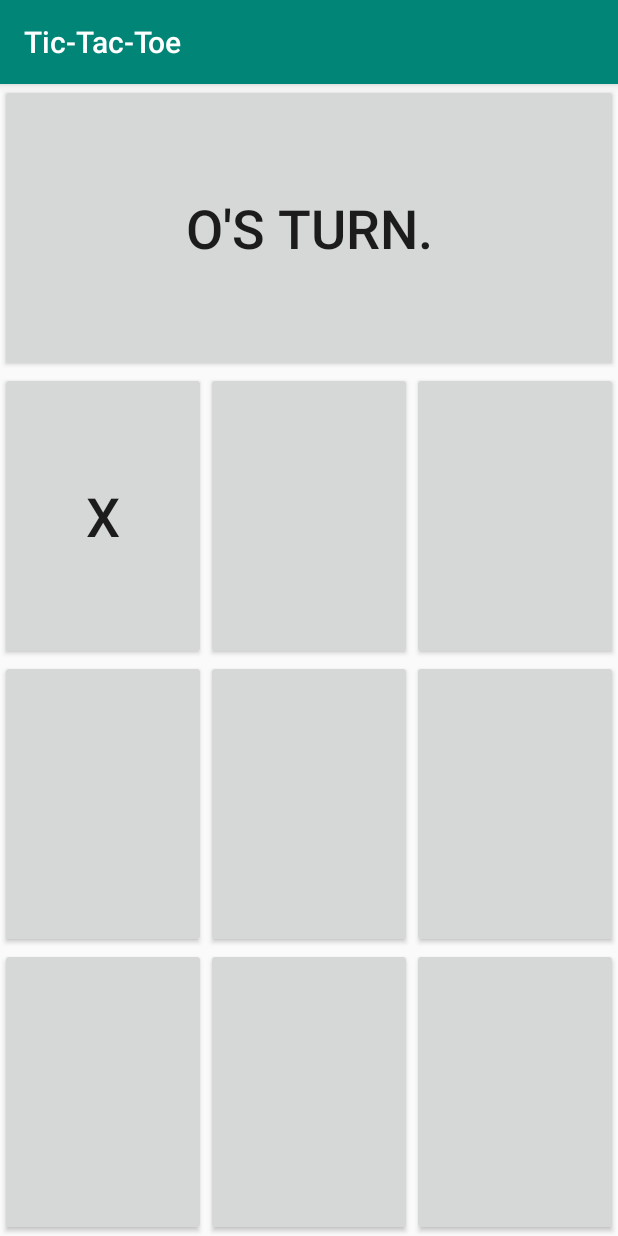
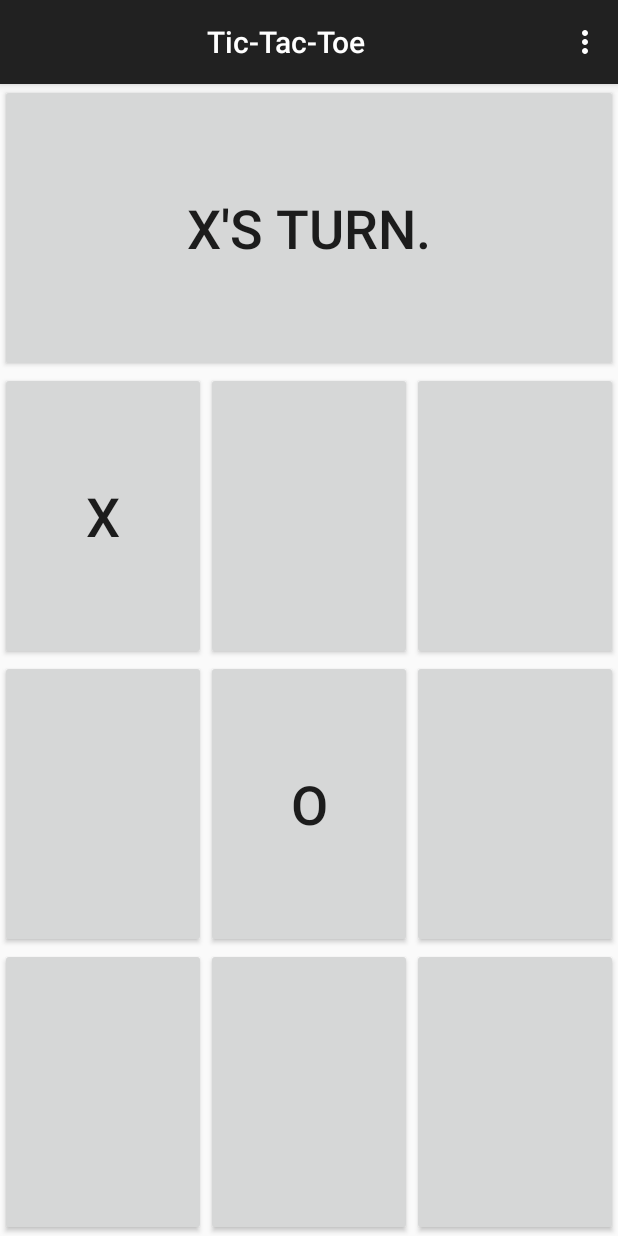
Before and after one commit to tal985/Tic-Tac-Toe, an Android app: the screen it shows after launch (MainActivity), after a tap on an icon or button, on a phone screen of 412 x 824 dp. Run offline under Robolectric (Android 15) with nearby library versions, the phone set to English and light mode, and no system bars; 2 other taps on this screen came first.

```diff
--- a/app/build.gradle
+++ b/app/build.gradle
@@ -4,7 +4,7 @@ android {
     compileSdkVersion 28
     defaultConfig {
         applicationId "com.lpl.tuan.tic_tac_toe"
-        minSdkVersion 15
+        minSdkVersion 21
         targetSdkVersion 28
         versionCode 1
         versionName "1.0"
--- a/app/src/main/AndroidManifest.xml
+++ b/app/src/main/AndroidManifest.xml
@@ -8,7 +8,7 @@
         android:label="@string/app_name"
         android:roundIcon="@mipmap/ic_launcher_round"
         android:supportsRtl="true"
-        android:theme="@style/AppTheme">
+        android:theme="@style/Theme.AppCompat.DayNight.DarkActionBar">
         <activity android:name=".MainActivity">
             <intent-filter>
                 <action android:name="android.intent.action.MAIN" />
--- a/app/src/main/java/com/lpl/tuan/tic_tac_toe/MainActivity.java
+++ b/app/src/main/java/com/lpl/tuan/tic_tac_toe/MainActivity.java
@@ -1,28 +1,68 @@
 package com.lpl.tuan.tic_tac_toe;
 
+import android.content.DialogInterface;
+import android.support.v7.app.ActionBar;
+import android.support.v7.app.AlertDialog;
 import android.support.v7.app.AppCompatActivity;
 import android.os.Bundle;
+import android.support.v7.widget.AppCompatTextView;
+import android.view.Menu;
+import android.view.MenuInflater;
+import android.view.MenuItem;
 import android.view.View;
+import android.view.ViewGroup;
 import android.widget.Button;
 import android.widget.LinearLayout;
+import android.widget.Toast;
+import android.widget.Toolbar;
+
+import java.util.ArrayList;
 
 public class MainActivity extends AppCompatActivity implements View.OnClickListener
 {
     private boolean modeMode = true, isX = true, end = false;
     private Button display, display2;
-    private int count = 1;
-    private String firstMove, winner;
+    private Button[][] buttons = new Button[3][3];
+    //stage 0 = singleplayer, stage 2 = multiplayer
+    private int stage = 0;
     private LinearLayout top, mid, bot;
-    private String[][] ttt = new String[3][3];
+    private SinglePlayerLogic spl = new SinglePlayerLogic();
 
     @Override
     protected void onCreate(Bundle savedInstanceState)
     {
         super.onCreate(savedInstanceState);
         setContentView(R.layout.activity_main);
+        centerTitle();
         initObjects();
     }
 
+    @Override
+    public boolean onCreateOptionsMenu(Menu menu)
+    {
+        MenuInflater inflater = getMenuInflater();
+        inflater.inflate(R.menu.menu, menu);
+        return true;
+    }
+
+    @Override
+    public boolean onOptionsItemSelected(MenuItem item)
+    {
+        switch(item.getItemId())
+        {
+            case R.id.Reset:
+                resetGame();
+                return true;
+            case R.id.About:
+                new AlertDialog.Builder(this).setMessage("The only winning move is not to play").show();
+                return true;
+            case R.id.Quit:
+                finishAndRemoveTask();
+                return true;
+            default:
+                return super.onOptionsItemSelected(item);
+        }
+    }
 
     @Override
     public void onClick(View v)
@@ -34,92 +74,216 @@ public class MainActivity extends AppCompatActivity implements View.OnClickListe
         {
             modeMode = false;
 
-            top.setVisibility(View.VISIBLE);
-            mid.setVisibility(View.VISIBLE);
-            bot.setVisibility(View.VISIBLE);
-            display2.setVisibility(View.GONE);
-
-            if(goFirst())
-            {
-                display.setText("Player goes First as X!");
-            }
-            else
-            {
-                display.setText("Player goes Second as O!");
-            }
+            goIntoGame();
+            setUpFirstTurn();
         }
         //Multiplayer
         if(tempID == R.id.Display2 && modeMode)
         {
             modeMode = false;
+            stage = 1;
 
-            display2.setVisibility(View.GONE);
-            top.setVisibility(View.VISIBLE);
-            mid.setVisibility(View.VISIBLE);
-            bot.setVisibility(View.VISIBLE);
+            goIntoGame();
             display.setText("X's turn.");
         }
-        //Buttons
+        //Grid buttons
         else if(!end)
             makeMove(tempID);
+        //Reset
         else if(end && tempID == R.id.Display)
+            resetSession();
+
+    }
+
+    //Centers title on action bar
+    private void centerTitle()
+    {
+        ArrayList<View> textViews = new ArrayList<>();
+
+        getWindow().getDecorView().findViewsWithText(textViews, getTitle(), View.FIND_VIEWS_WITH_TEXT);
+
+        if(textViews.size() > 0)
         {
-            //Reset the game
-            end = false;
-            ttt = new String[3][3];
-            count = 1;
-            winner = null;
-            clearButtonGrid();
-            isX = true;
-            display.setText("X's turn.");
+            AppCompatTextView appCompatTextView = null;
+            if(textViews.size() == 1)
+                appCompatTextView = (AppCompatTextView) textViews.get(0);
+            else
+            {
+                for(View v : textViews)
+                    if (v.getParent() instanceof Toolbar)
+                    {
+                        appCompatTextView = (AppCompatTextView) v;
+                        break;
+                    }
+            }
+
+            if(appCompatTextView != null)
+            {
+                ViewGroup.LayoutParams params = appCompatTextView.getLayoutParams();
+                params.width = ViewGroup.LayoutParams.MATCH_PARENT;
+                appCompatTextView.setLayoutParams(params);
+                appCompatTextView.setTextAlignment(View.TEXT_ALIGNMENT_CENTER);
+            }
         }
     }
 
-    private void clearButtonGrid()
+    //Hides display 2 and brings out the grid
+    private void goIntoGame()
     {
-        Button g11 = findViewById(R.id.g11);
-        Button g12 = findViewById(R.id.g12);
-        Button g13 = findViewById(R.id.g13);
-        Button g21 = findViewById(R.id.g21);
-        Button g22 = findViewById(R.id.g22);
-        Button g23 = findViewById(R.id.g23);
-        Button g31 = findViewById(R.id.g31);
-        Button g32 = findViewById(R.id.g32);
-        Button g33 = findViewById(R.id.g33);
-
-        g11.setText("");
-        g12.setText("");
-        g13.setText("");
-        g21.setText("");
-        g22.setText("");
-        g23.setText("");
-        g31.setText("");
-        g32.setText("");
-        g33.setText("");
+        display2.setVisibility(View.GONE);
+        top.setVisibility(View.VISIBLE);
+        mid.setVisibility(View.VISIBLE);
+        bot.setVisibility(View.VISIBLE);
     }
 
+    //Sets up the overall first turn in single player
+    private void setUpFirstTurn()
+    {
+        if(goFirst())
+            display.setText("Player goes First as X!");
+        else
+        {
+            display.setText("Player goes Second as O!");
+            isX = false;
+            spl.AIStart();
+            //System.out.println(spl.lastPCMove);
+            updateAISquares(spl.lastPCMove);
+        }
+    }
+
+    //Make a move
     private void makeMove(int id)
     {
         Button temp = findViewById(id);
 
         if (temp.getText().equals(""))
         {
-            if (isX)
+            //Singleplayer
+            if(stage == 0)
             {
-                isX = false;
-                display.setText("O's turn.");
-                temp.setText("X");
-                handleGamestate("X", temp.getTag().toString());
-            } else {
-                isX = true;
-                display.setText("X's turn.");
-                temp.setText("O");
-                handleGamestate("O", temp.getTag().toString());
+                //isX should never change states since the single player will always be X or O
+                if(isX)
+                {
+                    display.setText("X's turn.");
+                    temp.setText("X");
+                }
+                else
+                {
+                    display.setText("O's turn.");
+                    temp.setText("O");
+                }
+                String tag = temp.getTag().toString();
+                spl.run(tag.charAt(0) - '1', tag.charAt(1) - '1');
+                updateAISquares(spl.lastPCMove);
+                //System.out.println(spl.lastPCMove);
+
+            }
+            //Multiplayer
+            else if(stage == 1)
+            {
+                if(isX)
+                {
+                    isX = false;
+                    display.setText("O's turn.");
+                    temp.setText("X");
+                    //handleMP("X", temp.getTag().toString());
+                }
+                else
+                {
+                    isX = true;
+                    display.setText("X's turn.");
+                    temp.setText("O");
+                    //handleMP("O", temp.getTag().toString());
+                }
+                String tag = temp.getTag().toString();
+                spl.run2P(tag.charAt(0) - '1', tag.charAt(1) - '1');
             }
         }
 
+        //Checks to see if the game is over
+        if(spl.b.isGameOver() && stage == 0)
+        {
+            end = true;
+            //System.out.println("THE END");
+
+            if(spl.b.hasAIWon())
+                display.setText("Computer Wins!\nClick here to reset");
+            else if(spl.b.hasPlayerWon())
+                display.setText("How did you even get this?\nClick here to reset");
+            else
+                display.setText("It's a draw!\nClick here to reset.");
+        }
+        else if(spl.b.isGameOver() && stage == 1)
+        {
+            end = true;
+            //System.out.println("THE END");
+
+            //AI = O and Player = X in multiplayer
+            if(spl.b.hasAIWon())
+                display.setText("O wins!\nClick here to reset.");
+            else if(spl.b.hasPlayerWon())
+                display.setText("X wins!\nClick here to reset");
+            else
+                display.setText("It's a draw!\nClick here to reset.");
+        }
     }
 
+    //Reset session, but not stage
+    private void resetSession()
+    {
+        spl = new SinglePlayerLogic();
+        isX = true;
+        end = false;
+        clearButtonGrid();
+
+        if(stage == 0)
+            setUpFirstTurn();
+        else
+            display.setText("X's turn.");
+    }
+
+    //Reset entire game
+    private void resetGame()
+    {
+        spl = new SinglePlayerLogic();
+        isX = true;
+        end = false;
+        stage = 0;
+        modeMode = true;
+
+        clearButtonGrid();
+        display.setText("unbeatable singleplayer");
+        display2.setVisibility(View.VISIBLE);
+        top.setVisibility(View.GONE);
+        mid.setVisibility(View.GONE);
+        bot.setVisibility(View.GONE);
+    }
+
+    //Update the grid after the AI's moves
+    private void updateAISquares(Point pos)
+    {
+        //If player is "X" then the computer has to be "O"
+        if(isX)
+            buttons[pos.x][pos.y].setText("O");
+        else
+            buttons[pos.x][pos.y].setText("X");
+    }
+
+    //Clear the grid
+    private void clearButtonGrid()
+    {
+        buttons[0][0].setText("");
+        buttons[0][1].setText("");
+        buttons[0][2].setText("");
+        buttons[1][0].setText("");
+        buttons[1][1].setText("");
+        buttons[1][2].setText("");
+        buttons[2][0].setText("");
+        buttons[2][1].setText("");
+        buttons[2][2].setText("");
+    }
+
+    //Determine if player goes first or not
     private boolean goFirst()
     {
         if((int) (Math.random() * 2) == 1)
@@ -127,6 +291,7 @@ public class MainActivity extends AppCompatActivity implements View.OnClickListe
         return false;
     }
 
+    //Initialize views
     private void initObjects()
     {
         top = findViewById(R.id.Top);
@@ -136,82 +301,27 @@ public class MainActivity extends AppCompatActivity implements View.OnClickListe
         display = findViewById(R.id.Display);
         display2 = findViewById(R.id.Display2);
 
-        Button g11 = findViewById(R.id.g11);
-        Button g12 = findViewById(R.id.g12);
-        Button g13 = findViewById(R.id.g13);
-        Button g21 = findViewById(R.id.g21);
-        Button g22 = findViewById(R.id.g22);
-        Button g23 = findViewById(R.id.g23);
-        Button g31 = findViewById(R.id.g31);
-        Button g32 = findViewById(R.id.g32);
-        Button g33 = findViewById(R.id.g33);
+        buttons[0][0] = findViewById(R.id.g11);
+        buttons[0][1] = findViewById(R.id.g12);
+        buttons[0][2] = findViewById(R.id.g13);
+        buttons[1][0] = findViewById(R.id.g21);
+        buttons[1][1] = findViewById(R.id.g22);
+        buttons[1][2] = findViewById(R.id.g23);
+        buttons[2][0] = findViewById(R.id.g31);
+        buttons[2][1] = findViewById(R.id.g32);
+        buttons[2][2] = findViewById(R.id.g33);
 
         display.setOnClickListener(this);
         display2.setOnClickListener(this);
-        g11.setOnClickListener(this);
-        g12.setOnClickListener(this);
-        g13.setOnClickListener(this);
-        g21.setOnClickListener(this);
-        g22.setOnClickListener(this);
-        g23.setOnClickListener(this);
-        g31.setOnClickListener(this);
-        g32.setOnClickListener(this);
-        g33.setOnClickListener(this);
-    }
 
-    //Add "X" or "O" and checks for win
-    private void handleGamestate(String letter, String pos) {
-        ttt[pos.charAt(0) - '1'][pos.charAt(1) - '1'] = letter;
-
-        //Check to see if there's a winner
-        if (winner == null) {
-            //Left to right down diagonal
-            if (ttt[0][0] != null && ttt[0][0].equals(ttt[1][1]) && ttt[0][0].equals(ttt[2][2]))
-                winner = ttt[0][0];
-            //Left to right up diagonal
-            if (ttt[2][0] != null && ttt[2][0].equals(ttt[1][1]) && ttt[2][0].equals(ttt[0][2]))
-                winner = ttt[2][0];
-
-            //straight line, horizontal and vertical
-            for (int i = 0; i < 3; i++) {
-                if (ttt[i][0] != null && ttt[i][0].equals(ttt[i][1]) && ttt[i][0].equals(ttt[i][2])) {
-                    winner = ttt[i][0];
-                    break;
-                } else if (ttt[0][i] != null && ttt[0][i].equals(ttt[1][i]) && ttt[0][i].equals(ttt[2][i])) {
-                    winner = ttt[0][i];
-                    break;
-                }
-            }
-        }
-
-        //If there's already a winner, exit this code
-        if (winner != null)
-        {
-            end = true;
-            winner += " has won!\nClick here to reset.";
-            display.setText(winner);
-            return;
-        }
-
-        //Check to see if there are any valid spaces to move left
-        boolean noSpace = true;
-        /*
-        for (int i = 0; i < 3; i++)
-            for (int j = 0; j < 3; j++)
-                if (ttt[i][j] == null)
-                    noSpace = false;
-        */
-
-        for(String[] s : ttt)
-            for(String t: s)
-                if(t == null)
-                    noSpace = false;
-
-        //If no space, end the game.
-        if (noSpace)
-        {
-            end = true;
-            display.setText("It's a draw!\nClick here to reset.");
-        }
+        buttons[0][0].setOnClickListener(this);
+        buttons[0][1].setOnClickListener(this);
+        buttons[0][2].setOnClickListener(this);
+        buttons[1][0].setOnClickListener(this);
+        buttons[1][1].setOnClickListener(this);
+        buttons[1][2].setOnClickListener(this);
+        buttons[2][0].setOnClickListener(this);
+        buttons[2][1].setOnClickListener(this);
+        buttons[2][2].setOnClickListener(this);
     }
 }
--- /dev/null
+++ b/app/src/main/java/com/lpl/tuan/tic_tac_toe/SinglePlayerLogic.java
@@ -0,0 +1,211 @@
+package com.lpl.tuan.tic_tac_toe;
+
+import java.util.ArrayList;
+import java.util.List;
+import java.util.Random;
+
+//Modified from code by Jatin Thakur on codebytes.in
+
+public class SinglePlayerLogic
+{
+    public Board b = new Board();
+    public Random rand = new Random();
+    public Point lastPCMove = null;
+    public boolean isX = true;
+
+    //Most likely empty. Use this to run any code at initialization
+    public SinglePlayerLogic()
+    {
+
+    }
+
+    public void AIStart()
+    {
+        Point p = new Point(rand.nextInt(3), rand.nextInt(3));
+        b.placeAMove(p, 1);
+        //b.displayBoard();
+        lastPCMove = p;
+    }
+
+    public void run(int x, int y)
+    {
+        //Run one iteration
+        if(!b.isGameOver())
+        {
+            Point userMove = new Point(x, y);
+            b.placeAMove(userMove, 2); //2 for O and O is the user
+
+            if(b.isGameOver())
+                return;
+
+            b.minimax(0, 1);
+            b.placeAMove(b.computersMove, 1);
+            //b.displayBoard();
+            lastPCMove = b.computersMove;
+        }
+    }
+
+    public void run2P(int x, int y)
+    {
+        if(!b.isGameOver())
+        {
+            Point userMove = new Point(x, y);
+            if(isX)
+            {
+                isX = false;
+                b.placeAMove(userMove, 2);
+            }
+            else
+            {
+                isX = true;
+                b.placeAMove(userMove, 1);
+            }
+            //b.displayBoard();
+        }
+    }
+}
+
+class Point
+{
+    int x, y;
+
+    Point(int x, int y)
+    {
+        this.x = x;
+        this.y = y;
+    }
+
+    @Override
+    public String toString()
+    {
+        return "[" + x + ", " + y + "]";
+    }
+}
+
+class Board
+{
+
+    private List<Point> availablePoints;
+    //Scanner scan = new Scanner(System.in);
+    private int[][] board = new int[3][3];
+
+    boolean isGameOver()
+    {
+        //Game is over is someone has won, or board is full (draw)
+        if(hasAIWon() || hasPlayerWon() || getAvailableStates().isEmpty())
+            return true;
+        return false;
+    }
+
+    boolean hasAIWon()
+    {
+        //Check for diagonal
+        if(board[0][0] == board[1][1] && board[0][0] == board[2][2] && board[0][0] == 1)
+            return true;
+        if(board[0][2] == board[1][1] && board[0][2] == board[2][0] && board[0][2] == 1)
+            return true;
+
+        //Check for horizontal and vertical
+        for (int i = 0; i < 3; ++i)
+        {
+            if(board[i][0] == board[i][1] && board[i][0] == board[i][2] && board[i][0] == 1)
+                return true;
+            if(board[0][i] == board[1][i] && board[0][i] == board[2][i] && board[0][i] == 1)
+                return true;
+        }
+        return false;
+    }
+
+    boolean hasPlayerWon()
+    {
+        //Check for diagonal
+        if(board[0][0] == board[1][1] && board[0][0] == board[2][2] && board[0][0] == 2)
+            return true;
+        if(board[0][2] == board[1][1] && board[0][2] == board[2][0] && board[0][2] == 2)
+            return true;
+
+        //Check for horizontal and vertical
+        for (int i = 0; i < 3; ++i)
+        {
+            if(board[i][0] == board[i][1] && board[i][0] == board[i][2] && board[i][0] == 2)
+                return true;
+            if(board[0][i] == board[1][i] && board[0][i] == board[2][i] && board[0][i] == 2)
+                return true;
+        }
+
+        return false;
+    }
+
+    //Check the available spots and determine their worth
+    public List<Point> getAvailableStates()
+    {
+        availablePoints = new ArrayList<>();
+
+        for (int i = 0; i < 3; ++i)
+            for (int j = 0; j < 3; ++j)
+                if (board[i][j] == 0)
+                    availablePoints.add(new Point(i, j));
+
+        return availablePoints;
+    }
+
+    void placeAMove(Point point, int player)
+    {
+        board[point.x][point.y] = player;   //player = 1 for X, 2 for O
+    }
+
+    //Unnecessary for android app unless troubleshooting
+    void displayBoard()
+    {
+        System.out.println("ANOTHER TURN\n");
+
+        for(int[] i : board)
+        {
+            for(int j: i)
+                System.out.print(j + " ");
+            System.out.println();
+        }
+
+    }
+
+    Point computersMove;
+
+    int minimax(int depth, int turn)
+    {
+        if(hasAIWon())
+            return +1;
+        if(hasPlayerWon())
+            return -1;
+
+        List<Point> pointsAvailable = getAvailableStates();
+        if (pointsAvailable.isEmpty()) return 0;
+
+        int min = Integer.MAX_VALUE, max = Integer.MIN_VALUE;
+
+        for (int i = 0; i < pointsAvailable.size(); ++i)
+        {
+            Point point = pointsAvailable.get(i);
+            if (turn == 1)
+            {
+                placeAMove(point, 1);
+                int currentScore = minimax(depth + 1, 2);
+                max = Math.max(currentScore, max);
+
+
+                //if(depth == 0)System.out.println("Score for position "+(i+1)+" = "+currentScore);
+                if(currentScore >= 0){ if(depth == 0) computersMove = point;}
+                if(currentScore == 1){board[point.x][point.y] = 0; break;}
+                if(i == pointsAvailable.size()-1 && max < 0){if(depth == 0)computersMove = point;}
+            }
+            else if (turn == 2)
+            {
+                placeAMove(point, 2);
+                int currentScore = minimax(depth + 1, 1);
+                min = Math.min(currentScore, min);
+                if(min == -1){board[point.x][point.y] = 0; break;}
+            }
+            board[point.x][point.y] = 0;
+        }
+        return turn == 1?max:min;
+    }
+}
--- a/app/src/main/res/layout/activity_main.xml
+++ b/app/src/main/res/layout/activity_main.xml
@@ -12,7 +12,7 @@
         android:layout_width="match_parent"
         android:layout_height="match_parent"
         android:layout_weight="1"
-        android:text="singleplayer"
+        android:text="unbeatable singleplayer"
         android:textSize="36sp" />
 
     <Button
--- /dev/null
+++ b/app/src/main/res/menu/menu.xml
@@ -0,0 +1,13 @@
+<?xml version="1.0" encoding="utf-8"?>
+<menu xmlns:android="http://schemas.android.com/apk/res/android">
+
+    <item
+        android:id="@+id/Reset"
+        android:title="Reset" />
+    <item
+        android:id="@+id/About"
+        android:title="About" />
+    <item
+        android:id="@+id/Quit"
+        android:title="Quit" />
+</menu>
```
Also changed, not shown: app/src/main/res/drawable/ic_icon.xml (added, +9 -0 lines).
